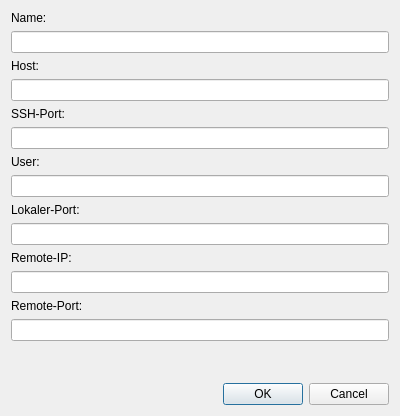
First picture: the form in newentry.ui, repository shyim/tunnelmanager, before the edit.
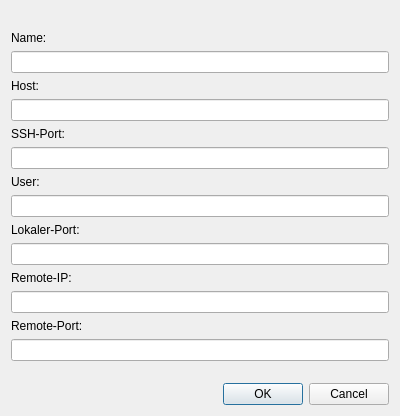
Second picture: the form after the edit.

Diff of the .ui file:
```diff
--- a/newentry.ui
+++ b/newentry.ui
@@ -14,6 +14,13 @@
    <string>Neuen Eintrag erstellen</string>
   </property>
   <layout class="QVBoxLayout" name="verticalLayout">
+   <item>
+    <widget class="QLabel" name="labelError">
+     <property name="text">
+      <string/>
+     </property>
+    </widget>
+   </item>
    <item>
     <widget class="QLabel" name="label">
      <property name="text">
```
